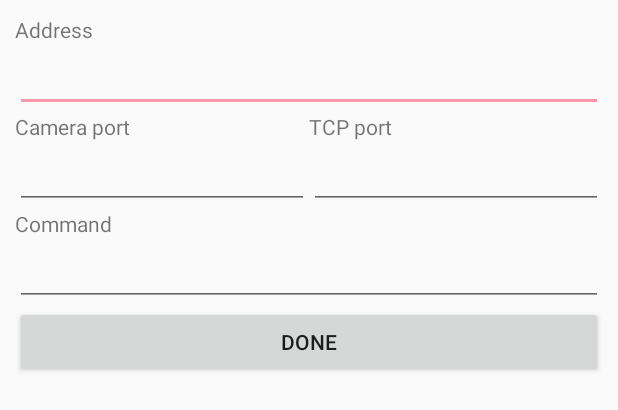
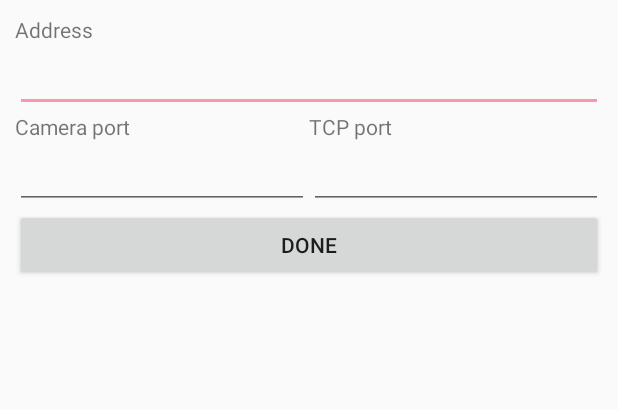
Before and after one commit to PaulinaSadowska/RobotController, an Android app: the layout wifi_settings.xml on its own in the app's theme, with its tools: preview values and no code run, on a phone screen of 412 x 824 dp. Shown: the top 410 px of the screen. Run offline under Robolectric (Android 15) with nearby library versions, the phone set to English and light mode, and no system bars; network calls fail.

Commit message:
IP command removed from settings

```diff
--- a/app/src/main/java/com/paulina/sadowska/robotwirelesscontroller/Bluetooth/BluetoothActivity.java
+++ b/app/src/main/java/com/paulina/sadowska/robotwirelesscontroller/Bluetooth/BluetoothActivity.java
@@ -33,7 +33,7 @@ import com.paulina.sadowska.robotwirelesscontroller.VelocityFragment;
 
 public class BluetoothActivity extends AppCompatActivity implements BluetoothFragment.BluetoothActivityCallback {
 
-    public static final String TAG = "MainActivity";
+    public static final String TAG = "BluetoothActivity";
     public MessageManager manager;
     ReceivedDataFragment receivedDataFragment;
     ControllerFragment controllerFragment;
--- a/app/src/main/java/com/paulina/sadowska/robotwirelesscontroller/Constants.java
+++ b/app/src/main/java/com/paulina/sadowska/robotwirelesscontroller/Constants.java
@@ -52,6 +52,5 @@ public interface Constants {
     String IP_ADRESS_STR = "ip_addr";
     String IP_PORT_CAMERA_STR = "ip_port_camera";
     String IP_PORT_TCP_STR = "ip_port_tcp";
-    String IP_COMMAND_STR = "ip_command";
 
 }
--- a/app/src/main/java/com/paulina/sadowska/robotwirelesscontroller/MainActivity.java
+++ b/app/src/main/java/com/paulina/sadowska/robotwirelesscontroller/MainActivity.java
@@ -36,7 +36,6 @@ public class MainActivity extends AppCompatActivity {
                 startActivity(intent);
             }
         });
-
     }
 
 }
--- a/app/src/main/java/com/paulina/sadowska/robotwirelesscontroller/Wifi/MjpegFragment.java
+++ b/app/src/main/java/com/paulina/sadowska/robotwirelesscontroller/Wifi/MjpegFragment.java
@@ -62,7 +62,6 @@ public class MjpegFragment extends Fragment {
                 Intent settings_intent = new Intent(getActivity(), SettingsActivity.class);
                 settings_intent.putExtra("ip_adr", ip_adr);
                 settings_intent.putExtra("ip_port", ip_port);
-                settings_intent.putExtra("ip_command", ip_command);
                 startActivityForResult(settings_intent, REQUEST_SETTINGS);
                 return true;
         }
@@ -86,7 +85,6 @@ public class MjpegFragment extends Fragment {
         SharedPreferences preferences = getActivity().getSharedPreferences("SAVED_VALUES", getActivity().MODE_PRIVATE);
         ip_adr = preferences.getString(Constants.IP_ADRESS_STR, ip_adr);
         ip_port = preferences.getInt(Constants.IP_PORT_CAMERA_STR, ip_port);
-        ip_command = preferences.getString(Constants.IP_COMMAND_STR, ip_command);
 
         StringBuilder sb = new StringBuilder();
         sb.append(Constants.HTTP_STRING);
--- a/app/src/main/java/com/paulina/sadowska/robotwirelesscontroller/Wifi/WifiActivity.java
+++ b/app/src/main/java/com/paulina/sadowska/robotwirelesscontroller/Wifi/WifiActivity.java
@@ -251,7 +251,6 @@ public class WifiActivity extends AppCompatActivity {
                     SharedPreferences.Editor editor = preferences.edit();
                     editor.putString("ip_adr", ip_adr);
                     editor.putInt("ip_port", ip_port);
-                    editor.putString("ip_command", ip_command);
 
                     editor.commit();
 
--- a/app/src/main/res/layout/wifi_settings.xml
+++ b/app/src/main/res/layout/wifi_settings.xml
@@ -25,7 +25,6 @@
          android:layout_height="wrap_content"
          android:gravity="center"
          android:singleLine="true"
-         android:inputType="number"
          android:maxLength="15"
          android:digits="0123456789."/>
 
@@ -52,7 +51,7 @@
 				 android:gravity="center"
 				 android:singleLine="true"
 				 android:inputType="number"
-				 android:maxLength="4"/>
+				 android:maxLength="5"/>
 
 		 </LinearLayout>
 
@@ -74,32 +73,12 @@
 				 android:gravity="center"
 				 android:singleLine="true"
 				 android:inputType="number"
-				 android:maxLength="4"/>
+				 android:maxLength="5"/>
 
 		 </LinearLayout>
 
 
-
-
 	 </LinearLayout>
-
-
-
-
-     	<TextView
-			android:layout_width="wrap_content"
-			android:layout_height="wrap_content"
-			android:text="@string/command_setting_label"/>
-
-
-			<EditText
-					android:id="@+id/command_input"
-					android:layout_width="match_parent"
-					android:layout_height="wrap_content"
-					android:gravity="center"
-					android:singleLine="true"
-					android:inputType="text" />
-
 
 
 		<Button android:id="@+id/settings_done"
```
Also changed, not shown: app/src/main/java/com/paulina/sadowska/robotwirelesscontroller/Wifi/SettingsActivity.java (+1 -9 lines).
